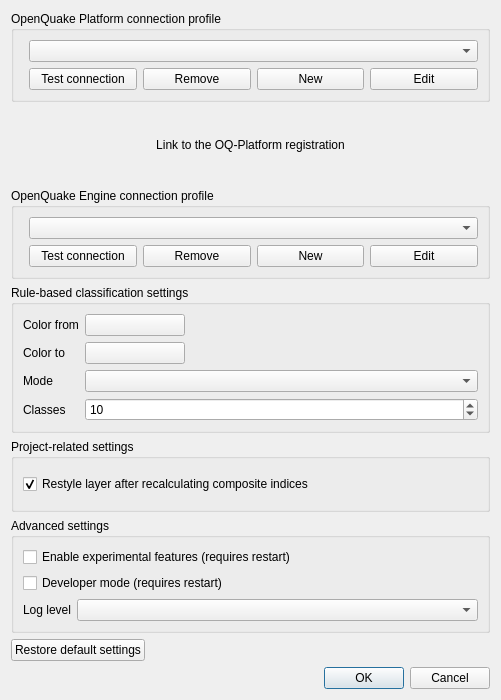
Old version of the form svir/ui/ui_settings.ui in the repository gem/oq-irmt-qgis.
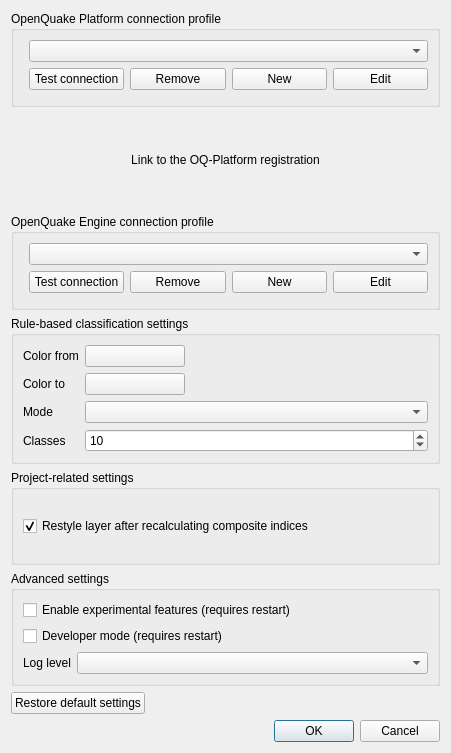
New version of the form. Icons and pictures are not drawn.

Commit message: Show OQ logo on the bottom of the settings dialog

```diff
--- a/svir/ui/ui_settings.ui
+++ b/svir/ui/ui_settings.ui
@@ -6,8 +6,8 @@
    <rect>
     <x>0</x>
     <y>0</y>
-    <width>501</width>
-    <height>700</height>
+    <width>451</width>
+    <height>753</height>
    </rect>
   </property>
   <property name="windowTitle">
@@ -327,14 +327,28 @@
     </layout>
    </item>
    <item>
-    <widget class="QDialogButtonBox" name="buttonBox">
-     <property name="orientation">
-      <enum>Qt::Horizontal</enum>
+    <layout class="QHBoxLayout" name="horizontalLayout_5">
+     <property name="topMargin">
+      <number>0</number>
      </property>
-     <property name="standardButtons">
-      <set>QDialogButtonBox::Cancel|QDialogButtonBox::Ok</set>
-     </property>
-    </widget>
+     <item>
+      <widget class="QLabel" name="label">
+       <property name="text">
+        <string>&lt;html&gt;&lt;head/&gt;&lt;body&gt;&lt;p&gt;&lt;img src=&quot;:/plugins/irmt/oq_logo.svg.png&quot;/&gt;&lt;/p&gt;&lt;/body&gt;&lt;/html&gt;</string>
+       </property>
+      </widget>
+     </item>
+     <item>
+      <widget class="QDialogButtonBox" name="buttonBox">
+       <property name="orientation">
+        <enum>Qt::Horizontal</enum>
+       </property>
+       <property name="standardButtons">
+        <set>QDialogButtonBox::Cancel|QDialogButtonBox::Ok</set>
+       </property>
+      </widget>
+     </item>
+    </layout>
    </item>
   </layout>
  </widget>
```
Left out of the diff: 79 changed lines with no effect on the pictures. The commit also changes 2 other files.
